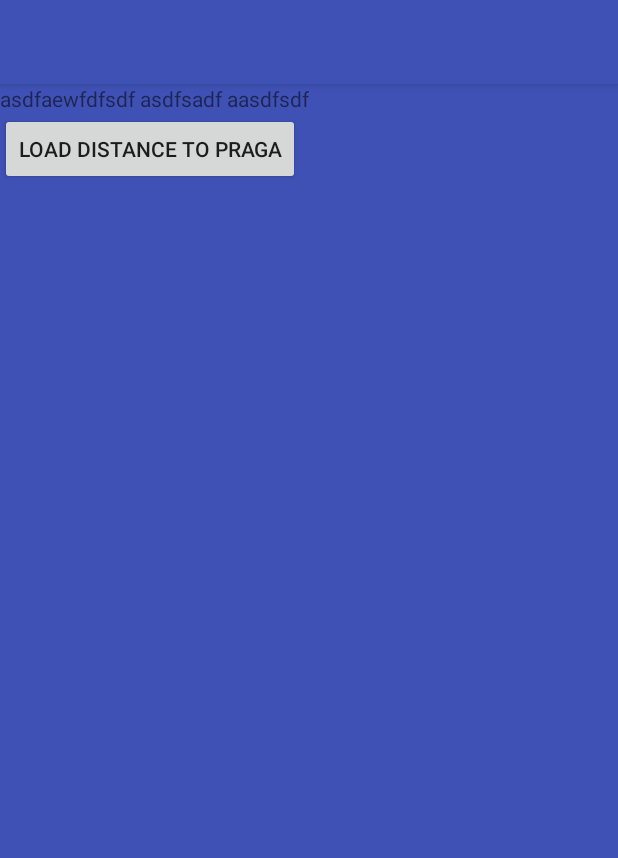
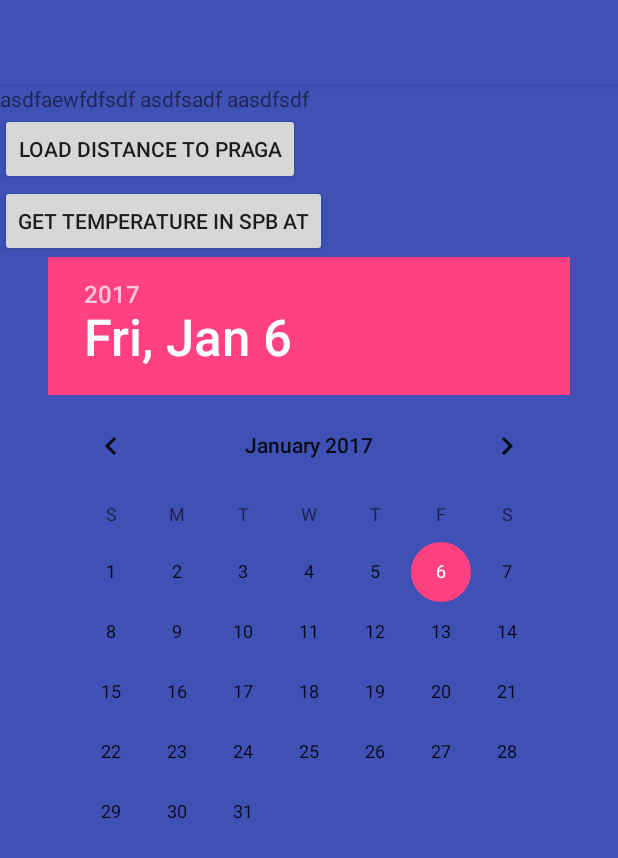
Before and after one commit to hyperax/KToddler, an Android app: the layout act_main.xml on its own in the app's theme, with its tools: preview values and no code run, on a phone screen of 412 x 824 dp. Shown: the top 858 px of the screen. Run offline under Robolectric (Android 15) with nearby library versions, the phone set to English and light mode, and no system bars.

```diff
--- a/app/src/main/kotlin/ru/ktoddler/di/module/ApiModule.kt
+++ b/app/src/main/kotlin/ru/ktoddler/di/module/ApiModule.kt
@@ -3,14 +3,14 @@ package ru.ktoddler.di.module
 import dagger.Binds
 import dagger.Module
 import ru.ktoddler.di.scope.PerApplication
+import ru.ktoddler.model.network.ApiImpl
 import ru.ktoddler.model.network.ApiProvider
-import ru.ktoddler.model.network.RoutingApiImpl
 
 @Module
 abstract class ApiModule {
 
     @Binds
     @PerApplication
-    internal abstract fun bindNetworkApi(networkApiImpl: RoutingApiImpl): ApiProvider
+    internal abstract fun bindNetworkApi(networkApiImpl: ApiImpl): ApiProvider
 
 }
--- a/app/src/main/kotlin/ru/ktoddler/model/network/ApiProvider.kt
+++ b/app/src/main/kotlin/ru/ktoddler/model/network/ApiProvider.kt
@@ -2,4 +2,5 @@ package ru.ktoddler.model.network
 
 interface ApiProvider {
     fun getRoutingApi(baseUrl: String): RoutingApi
+    fun getWeatherHistoryApi(baseUrl: String): WeatherHistoryApi
 }
--- a/app/src/main/kotlin/ru/ktoddler/view/activity/MainActivity.kt
+++ b/app/src/main/kotlin/ru/ktoddler/view/activity/MainActivity.kt
@@ -6,6 +6,7 @@ import ru.ktoddler.databinding.ActMainBinding
 import ru.ktoddler.presenter.KToddlerPresenter
 import ru.ktoddler.view.KToddlerView
 import ru.ktoddler.view.model.KToddlerVM
+import java.util.*
 import javax.inject.Inject
 
 open class MainActivity : PresenterActivity<KToddlerPresenter, KToddlerView>(), KToddlerView {
@@ -20,6 +21,10 @@ open class MainActivity : PresenterActivity<KToddlerPresenter, KToddlerView>(),
         provideAppComponent().inject(this)
         binding = bindView(R.layout.act_main)
         binding.loadDistance.setOnClickListener({ view -> getPresenter().loadDistance() })
+        val dP = binding.datePicker
+        binding.getTemperature.setOnClickListener({ view ->
+            getPresenter().loadWeatherHistory(dP.year, dP.month, dP.dayOfMonth) })
+        dP.maxDate = Date().time
         setSupportActionBar(binding.toolbar)
         supportActionBar?.setTitle(R.string.app_name)
     }
--- a/app/src/main/res/layout/act_main.xml
+++ b/app/src/main/res/layout/act_main.xml
@@ -46,6 +46,18 @@
                 android:layout_width="wrap_content"
                 android:layout_height="wrap_content"
                 android:text="load distance to Praga"/>
+
+            <Button
+                android:id="@+id/getTemperature"
+                android:layout_width="wrap_content"
+                android:layout_height="wrap_content"
+                android:text="get temperature in SPb at"/>
+
+            <DatePicker
+                android:id="@+id/datePicker"
+                android:layout_width="wrap_content"
+                android:layout_height="wrap_content"
+                android:layout_gravity="center"/>
         </LinearLayout>
 
     </android.support.design.widget.CoordinatorLayout>
```
Also changed, not shown: app/src/main/kotlin/ru/ktoddler/model/network/ApiImpl.kt (renamed from app/src/main/kotlin/ru/ktoddler/model/network/RoutingApiImpl.kt, +15 -1 lines), app/src/main/kotlin/ru/ktoddler/model/network/WeatherHistoryApi.kt (added, +16 -0 lines), app/src/main/kotlin/ru/ktoddler/model/network/entity/WeatherResponse.kt (added, +11 -0 lines), app/src/main/kotlin/ru/ktoddler/presenter/KToddlerPresenter.kt (+26 -1 lines).
